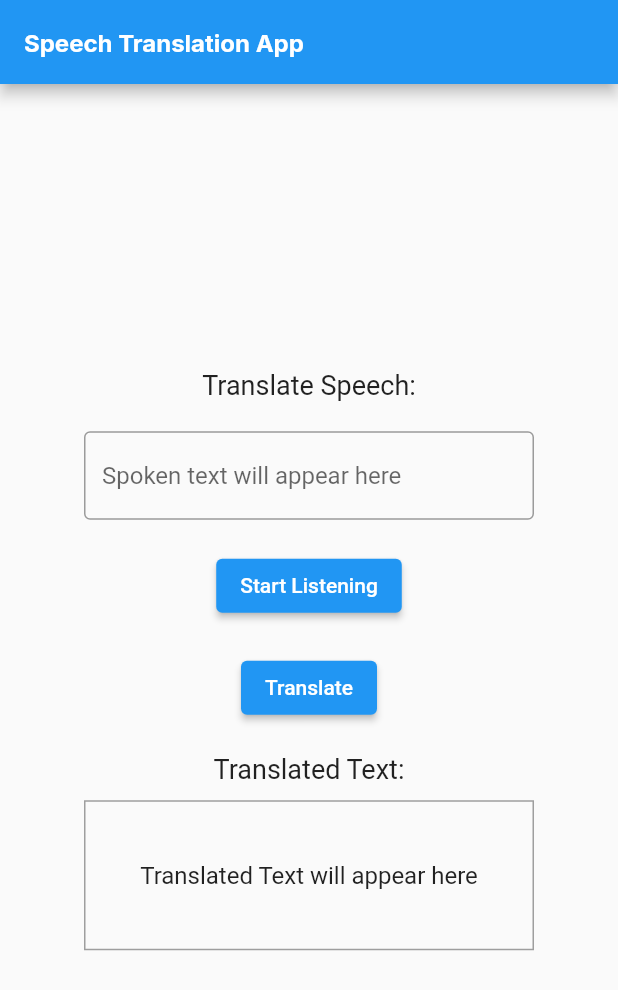
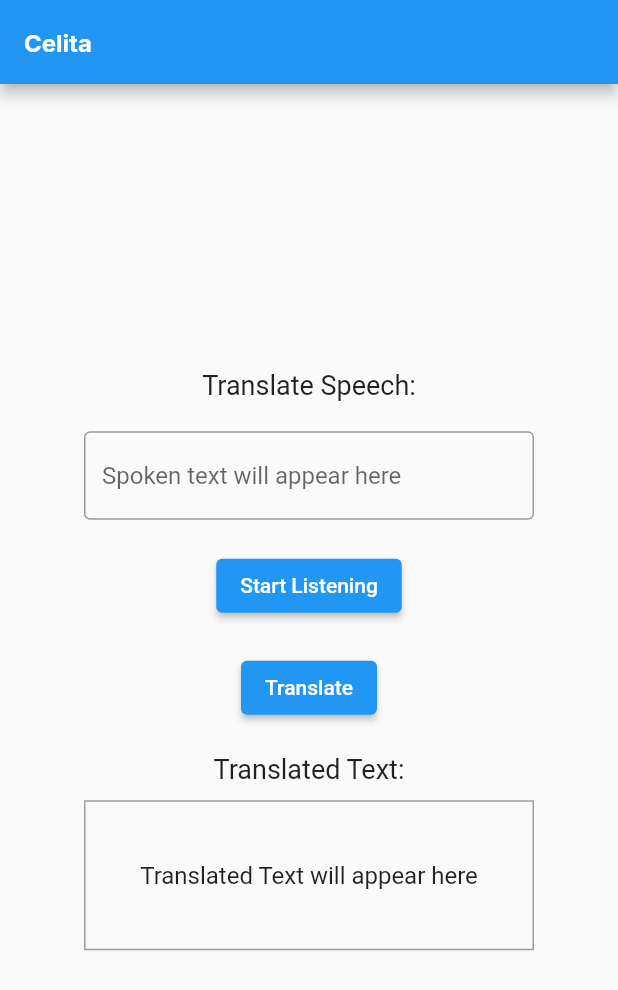
Before and after one commit to mynrjad/celita_app, a Flutter app: the screen it shows after launch, on a phone screen of 412 x 824 dp. Shown: the top 990 px of the screen. Run offline on Flutter 3.47's test engine with Material 2 defaults, Android fonts, the phone set to English and light mode, and no system bars; our stand-ins replace get, google_fonts, liquid_swipe, rive, smooth_page_indicator.

Commit message:
Modified translator screen.

```diff
--- a/lib/components/features/authentication/screens/translation_screen/translation_screen.dart
+++ b/lib/components/features/authentication/screens/translation_screen/translation_screen.dart
@@ -5,7 +5,7 @@ class TranslatorScreen extends StatelessWidget {
   Widget build(BuildContext context) {
     return Scaffold(
       appBar: AppBar(
-        title: Text('Speech Translation App'),
+        title: Text('Celita'),
       ),
       body: Center(
         child: Column(
```
